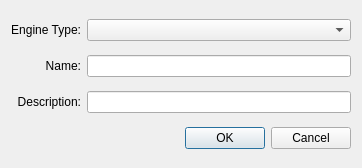
Qt form avogadro/src/addenginedialog.ui (cryos/avogadro) before a commit.
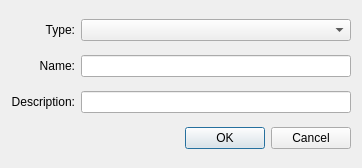
The same form after that commit.

Commit message: Remove "Engine" for user-visible text in favor of "Display Types"

```diff
--- a/avogadro/src/addenginedialog.ui
+++ b/avogadro/src/addenginedialog.ui
@@ -16,7 +16,7 @@
    <item row="0" column="0" >
     <widget class="QLabel" name="baseLabe" >
      <property name="text" >
-      <string>Engine Type:</string>
+      <string>Type:</string>
      </property>
      <property name="alignment" >
       <set>Qt::AlignRight|Qt::AlignTrailing|Qt::AlignVCenter</set>
```
Left out of the diff: 4 changed lines with no effect on the pictures.
